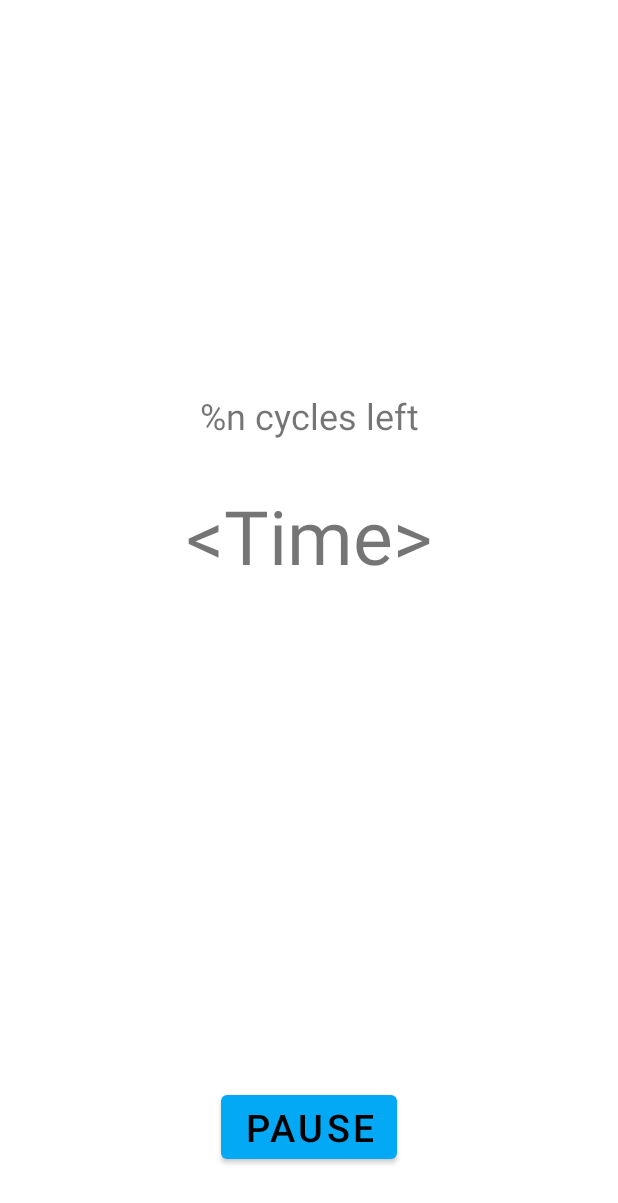
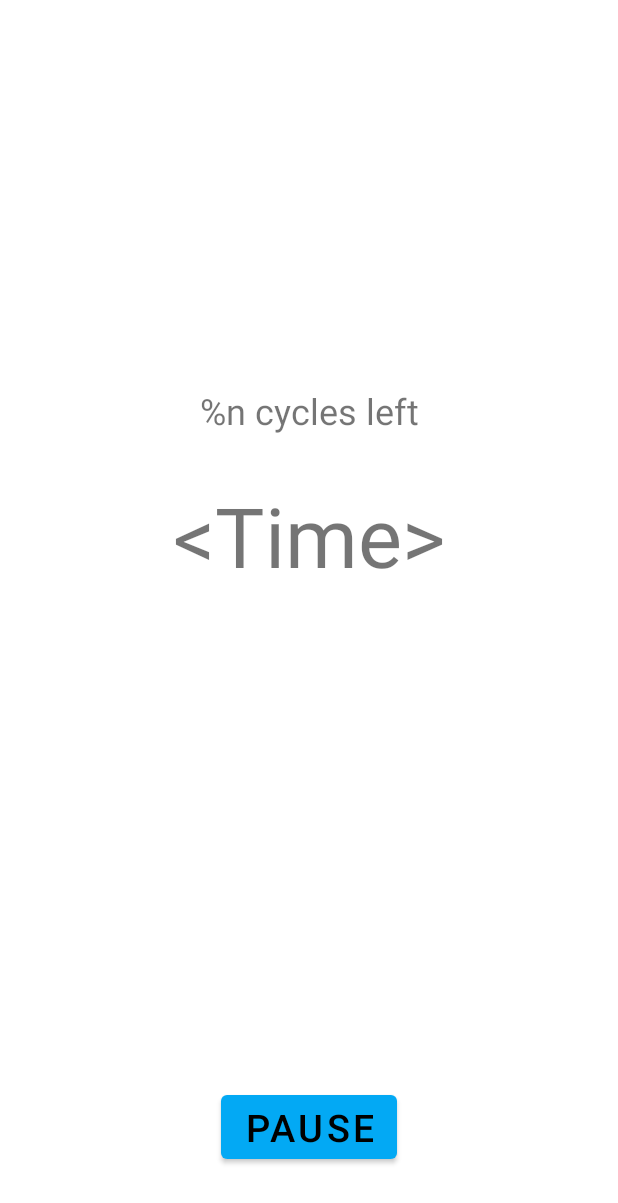
Before and after one commit to Han2-Ro/SuperTime, an Android app: the layout activity_timer.xml on its own in the app's theme, with its tools: preview values and no code run, on a phone screen of 412 x 824 dp. Shown: the top 1203 px of the screen. Run offline under Robolectric (Android 15) with nearby library versions, the phone set to English and light mode, and no system bars.

Commit message:
small changes

```diff
--- a/app/src/main/res/layout/activity_timer.xml
+++ b/app/src/main/res/layout/activity_timer.xml
@@ -13,7 +13,7 @@
         android:layout_centerHorizontal="true"
         android:layout_centerVertical="true"
         android:text="&lt;Time&gt;"
-        android:textSize="50sp"
+        android:textSize="55sp"
         app:layout_constraintBottom_toTopOf="@+id/guideline"
         app:layout_constraintLeft_toLeftOf="parent"
         app:layout_constraintRight_toRightOf="parent"
```
